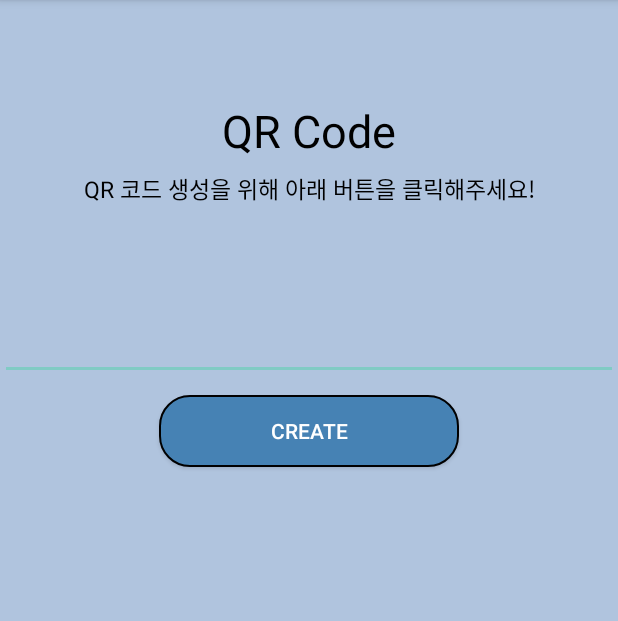
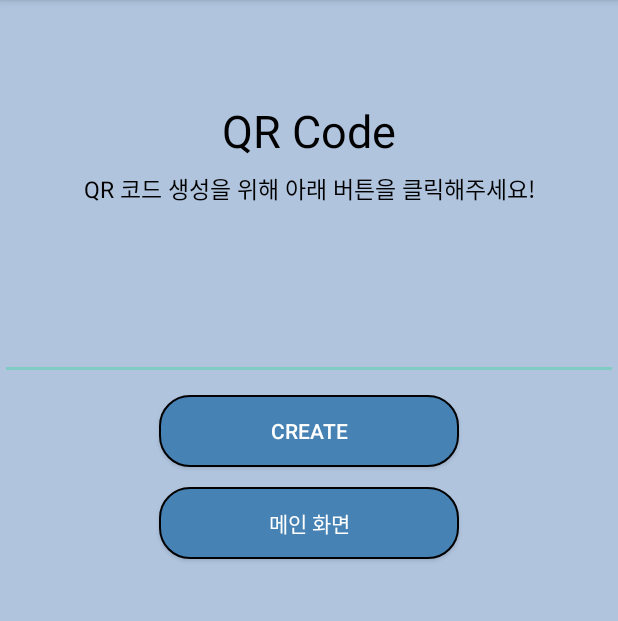
Before and after one commit to winterCapstoneDesign/androidStudio, an Android app: the MainActivity4 screen opened directly, with no data from a screen before it, on a phone screen of 412 x 824 dp, the part 84-705 px from its top. Run offline under Robolectric (Android 15) with nearby library versions, the phone set to English and light mode, and no system bars.

Commit message:
create otp page update go main btn

```diff
--- a/app/src/main/java/com/example/capstone1/MainActivity4.java
+++ b/app/src/main/java/com/example/capstone1/MainActivity4.java
@@ -11,6 +11,7 @@ import android.widget.EditText;
 public class MainActivity4 extends AppCompatActivity {
     private Button createBtn;
     private EditText input_QR_user;
+    private Button qr_go_main;
 
     @Override
     protected void onCreate(Bundle savedInstanceState) {
@@ -18,6 +19,14 @@ public class MainActivity4 extends AppCompatActivity {
         setContentView(R.layout.activity_main4);
 
         input_QR_user = findViewById(R.id.input_QR_user);
+        qr_go_main = findViewById(R.id.qr_go_main);
+        qr_go_main.setOnClickListener(new View.OnClickListener() {
+            @Override
+            public void onClick(View view) {
+                Intent intent = new Intent(MainActivity4.this, MainActivity.class);
+                startActivity(intent); //실제 화면 이동
+            }
+        });
 
         createBtn = findViewById(R.id.create_QR);
         createBtn.setOnClickListener(new View.OnClickListener() {
--- a/app/src/main/res/layout/activity_main4.xml
+++ b/app/src/main/res/layout/activity_main4.xml
@@ -44,4 +44,12 @@
         android:background="@drawable/btn_style"
         android:layout_gravity="center" />
 
+    <Button
+        android:id="@+id/qr_go_main"
+        android:layout_width="200dp"
+        android:layout_height="wrap_content"
+        android:text="메인 화면"
+        android:layout_marginBottom="13dp"
+        android:background="@drawable/btn_style"
+        android:layout_gravity="center" />
 </LinearLayout>
```
